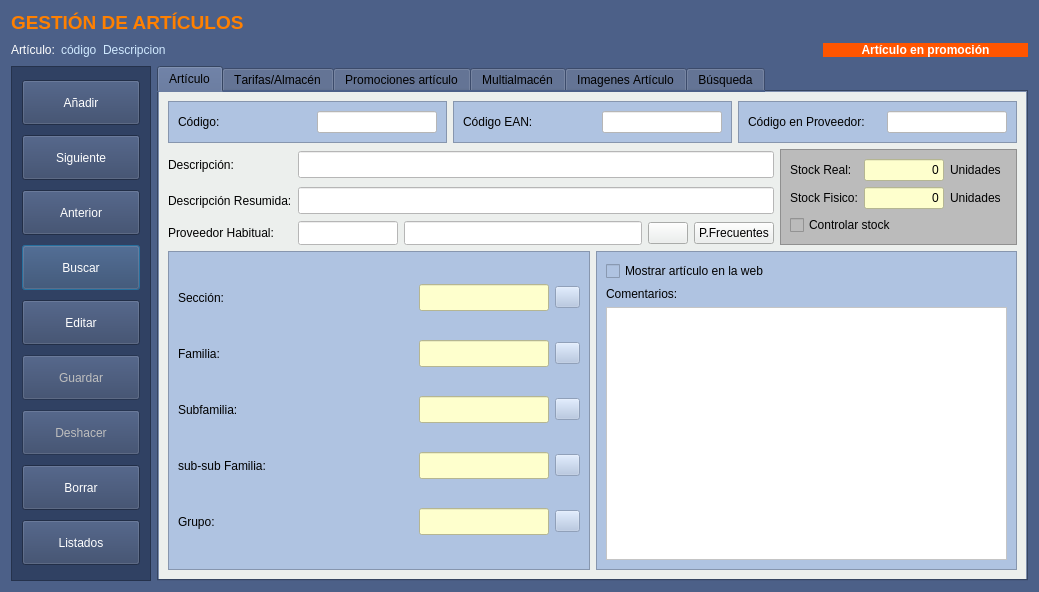
Above: Almacen/frmarticulos.ui from arcnexus/RedFoX before the change. Below: the same form after it.
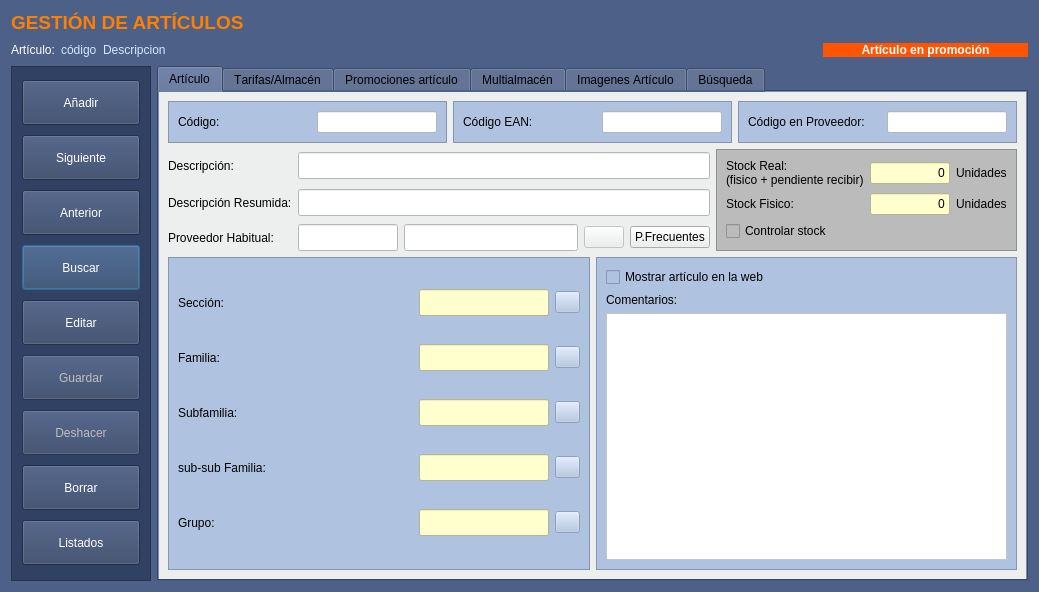
That is the form after the change. Icons and pictures are not drawn.

Patch:
```diff
--- a/Almacen/frmarticulos.ui
+++ b/Almacen/frmarticulos.ui
@@ -668,7 +668,8 @@
                 <item row="0" column="0">
                  <widget class="QLabel" name="label_13">
                   <property name="text">
-                   <string>Stock Real:</string>
+                   <string>Stock Real:
+(fisico + pendiente recibir)</string>
                   </property>
                  </widget>
                 </item>
@@ -809,6 +810,9 @@
            </item>
            <item row="2" column="3">
             <widget class="QPushButton" name="btnBuscarProveedor">
+             <property name="enabled">
+              <bool>false</bool>
+             </property>
              <property name="text">
               <string/>
              </property>
```
Left out of the diff: 12 changed lines with no effect on the pictures.
